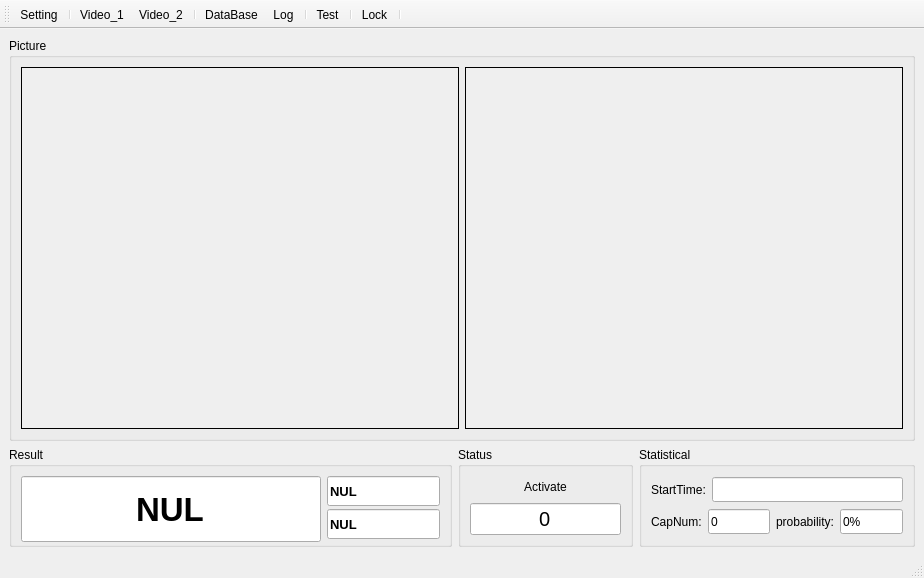
Above: mainwindow.ui from 519984307/ZBYNS before the change. Below: the same form after it.
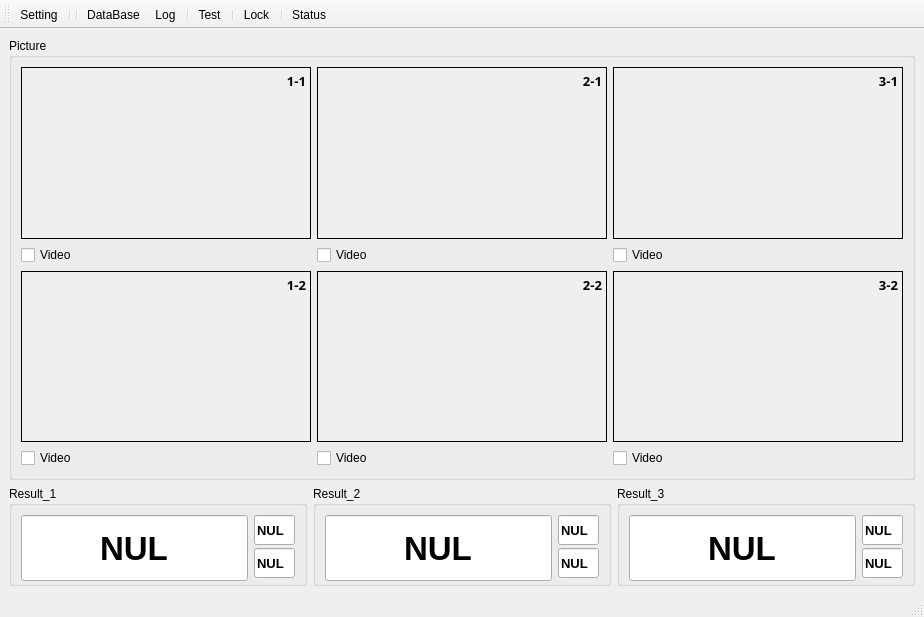
That is the form after the change. Icons and pictures are not drawn.

```diff
--- a/mainwindow.ui
+++ b/mainwindow.ui
@@ -7,7 +7,7 @@
     <x>0</x>
     <y>0</y>
     <width>924</width>
-    <height>578</height>
+    <height>617</height>
    </rect>
   </property>
   <property name="maximumSize">
@@ -24,140 +24,12 @@
     <normaloff>:/new/prefix1/ico/ICO.ico</normaloff>:/new/prefix1/ico/ICO.ico</iconset>
   </property>
   <widget class="QWidget" name="centralwidget">
-   <layout class="QGridLayout" name="gridLayout_4" rowstretch="1,0">
-    <item row="1" column="2">
-     <widget class="QGroupBox" name="groupBox_3">
-      <property name="maximumSize">
-       <size>
-        <width>300</width>
-        <height>16777215</height>
-       </size>
-      </property>
-      <property name="title">
-       <string>Statistical</string>
-      </property>
-      <layout class="QGridLayout" name="gridLayout_3">
-       <item row="0" column="0" colspan="2">
-        <layout class="QHBoxLayout" name="horizontalLayout">
-         <item>
-          <widget class="QLabel" name="label_3">
-           <property name="text">
-            <string>StartTime:</string>
-           </property>
-          </widget>
-         </item>
-         <item>
-          <widget class="QLineEdit" name="lineEdit_4">
-           <property name="minimumSize">
-            <size>
-             <width>0</width>
-             <height>25</height>
-            </size>
-           </property>
-           <property name="readOnly">
-            <bool>true</bool>
-           </property>
-          </widget>
-         </item>
-        </layout>
-       </item>
-       <item row="1" column="0">
-        <layout class="QHBoxLayout" name="horizontalLayout_2">
-         <item>
-          <widget class="QLabel" name="label_4">
-           <property name="text">
-            <string>CapNum:</string>
-           </property>
-          </widget>
-         </item>
-         <item>
-          <widget class="QLineEdit" name="lineEdit_5">
-           <property name="minimumSize">
-            <size>
-             <width>0</width>
-             <height>25</height>
-            </size>
-           </property>
-           <property name="text">
-            <string>0</string>
-           </property>
-           <property name="readOnly">
-            <bool>true</bool>
-           </property>
-          </widget>
-         </item>
-        </layout>
-       </item>
-       <item row="1" column="1">
-        <layout class="QHBoxLayout" name="horizontalLayout_3">
-         <item>
-          <widget class="QLabel" name="label_5">
-           <property name="text">
-            <string>probability:</string>
-           </property>
-          </widget>
-         </item>
-         <item>
-          <widget class="QLineEdit" name="lineEdit_6">
-           <property name="minimumSize">
-            <size>
-             <width>0</width>
-             <height>25</height>
-            </size>
-           </property>
-           <property name="text">
-            <string>0%</string>
-           </property>
-           <property name="readOnly">
-            <bool>true</bool>
-           </property>
-          </widget>
-         </item>
-        </layout>
-       </item>
-      </layout>
-     </widget>
-    </item>
-    <item row="0" column="0" colspan="3">
-     <widget class="QGroupBox" name="groupBox">
-      <property name="title">
-       <string>Picture</string>
-      </property>
-      <layout class="QGridLayout" name="gridLayout" columnminimumwidth="1,1">
-       <item row="0" column="0">
-        <widget class="QLabel" name="label">
-         <property name="autoFillBackground">
-          <bool>true</bool>
-         </property>
-         <property name="frameShape">
-          <enum>QFrame::Panel</enum>
-         </property>
-         <property name="text">
-          <string/>
-         </property>
-        </widget>
-       </item>
-       <item row="0" column="1">
-        <widget class="QLabel" name="label_2">
-         <property name="autoFillBackground">
-          <bool>true</bool>
-         </property>
-         <property name="frameShape">
-          <enum>QFrame::Panel</enum>
-         </property>
-         <property name="text">
-          <string/>
-         </property>
-        </widget>
-       </item>
-      </layout>
-     </widget>
-    </item>
+   <layout class="QGridLayout" name="gridLayout_7">
     <item row="1" column="0">
      <widget class="QGroupBox" name="groupBox_2">
       <property name="minimumSize">
        <size>
-        <width>400</width>
+        <width>0</width>
         <height>0</height>
        </size>
       </property>
@@ -168,7 +40,7 @@
        </size>
       </property>
       <property name="title">
-       <string>Result</string>
+       <string>Result_1</string>
       </property>
       <layout class="QGridLayout" name="gridLayout_2">
        <item row="0" column="0">
@@ -249,45 +121,419 @@
       </layout>
      </widget>
     </item>
+    <item row="1" column="2">
+     <widget class="QGroupBox" name="groupBox_6">
+      <property name="minimumSize">
+       <size>
+        <width>0</width>
+        <height>0</height>
+       </size>
+      </property>
+      <property name="maximumSize">
+       <size>
+        <width>16777215</width>
+        <height>100</height>
+       </size>
+      </property>
+      <property name="title">
+       <string>Result_3</string>
+      </property>
+      <layout class="QGridLayout" name="gridLayout_6">
+       <item row="0" column="0">
+        <layout class="QHBoxLayout" name="horizontalLayout_12">
+         <item>
+          <widget class="QLineEdit" name="lineEdit_11">
+           <property name="minimumSize">
+            <size>
+             <width>0</width>
+             <height>66</height>
+            </size>
+           </property>
+           <property name="font">
+            <font>
+             <pointsize>25</pointsize>
+             <weight>75</weight>
+             <bold>true</bold>
+            </font>
+           </property>
+           <property name="text">
+            <string>NUL</string>
+           </property>
+           <property name="alignment">
+            <set>Qt::AlignCenter</set>
+           </property>
+           <property name="readOnly">
+            <bool>true</bool>
+           </property>
+          </widget>
+         </item>
+         <item>
+          <layout class="QVBoxLayout" name="verticalLayout_3">
+           <item>
+            <widget class="QLineEdit" name="lineEdit_12">
+             <property name="minimumSize">
+              <size>
+               <width>0</width>
+               <height>30</height>
+              </size>
+             </property>
+             <property name="font">
+              <font>
+               <pointsize>10</pointsize>
+               <weight>75</weight>
+               <italic>false</italic>
+               <bold>true</bold>
+              </font>
+             </property>
+             <property name="text">
+              <string>NUL</string>
+             </property>
+            </widget>
+           </item>
+           <item>
+            <widget class="QLineEdit" name="lineEdit_13">
+             <property name="minimumSize">
+              <size>
+               <width>0</width>
+               <height>30</height>
+              </size>
+             </property>
+             <property name="font">
+              <font>
+               <pointsize>10</pointsize>
+               <weight>75</weight>
+               <bold>true</bold>
+              </font>
+             </property>
+             <property name="text">
+              <string>NUL</string>
+             </property>
+            </widget>
+           </item>
+          </layout>
+         </item>
+        </layout>
+       </item>
+      </layout>
+     </widget>
+    </item>
+    <item row="0" column="0" colspan="3">
+     <widget class="QGroupBox" name="groupBox">
+      <property name="title">
+       <string>Picture</string>
+      </property>
+      <layout class="QGridLayout" name="gridLayout" rowstretch="1,0,1,0">
+       <item row="0" column="0">
+        <widget class="QLabel" name="label">
+         <property name="font">
+          <font>
+           <family>Adobe 宋体 Std L</family>
+           <pointsize>10</pointsize>
+           <weight>75</weight>
+           <italic>false</italic>
+           <bold>true</bold>
+          </font>
+         </property>
+         <property name="autoFillBackground">
+          <bool>true</bool>
+         </property>
+         <property name="frameShape">
+          <enum>QFrame::Panel</enum>
+         </property>
+         <property name="text">
+          <string>1-1</string>
+         </property>
+         <property name="alignment">
+          <set>Qt::AlignRight|Qt::AlignTop|Qt::AlignTrailing</set>
+         </property>
+        </widget>
+       </item>
+       <item row="0" column="1">
+        <widget class="QLabel" name="label_2">
+         <property name="font">
+          <font>
+           <family>Adobe 宋体 Std L</family>
+           <pointsize>10</pointsize>
+           <weight>75</weight>
+           <italic>false</italic>
+           <bold>true</bold>
+          </font>
+         </property>
+         <property name="autoFillBackground">
+          <bool>true</bool>
+         </property>
+         <property name="frameShape">
+          <enum>QFrame::Panel</enum>
+         </property>
+         <property name="text">
+          <string>2-1</string>
+         </property>
+         <property name="alignment">
+          <set>Qt::AlignRight|Qt::AlignTop|Qt::AlignTrailing</set>
+         </property>
+        </widget>
+       </item>
+       <item row="0" column="2">
+        <widget class="QLabel" name="label_9">
+         <property name="font">
+          <font>
+           <family>Adobe 宋体 Std L</family>
+           <pointsize>10</pointsize>
+           <weight>75</weight>
+           <italic>false</italic>
+           <bold>true</bold>
+          </font>
+         </property>
+         <property name="autoFillBackground">
+          <bool>true</bool>
+         </property>
+         <property name="frameShape">
+          <enum>QFrame::Panel</enum>
+         </property>
+         <property name="text">
+          <string>3-1</string>
+         </property>
+         <property name="alignment">
+          <set>Qt::AlignRight|Qt::AlignTop|Qt::AlignTrailing</set>
+         </property>
+        </widget>
+       </item>
+       <item row="1" column="0">
+        <layout class="QHBoxLayout" name="horizontalLayout_5">
+         <item>
+          <widget class="QCheckBox" name="checkBox">
+           <property name="text">
+            <string>Video</string>
+           </property>
+          </widget>
+         </item>
+        </layout>
+       </item>
+       <item row="1" column="1">
+        <layout class="QHBoxLayout" name="horizontalLayout_6">
+         <item>
+          <widget class="QCheckBox" name="checkBox_2">
+           <property name="text">
+            <string>Video</string>
+           </property>
+          </widget>
+         </item>
+        </layout>
+       </item>
+       <item row="1" column="2">
+        <layout class="QHBoxLayout" name="horizontalLayout_7">
+         <item>
+          <widget class="QCheckBox" name="checkBox_3">
+           <property name="text">
+            <string>Video</string>
+           </property>
+          </widget>
+         </item>
+        </layout>
+       </item>
+       <item row="2" column="0">
+        <widget class="QLabel" name="label_7">
+         <property name="font">
+          <font>
+           <family>Adobe 宋体 Std L</family>
+           <pointsize>10</pointsize>
+           <weight>75</weight>
+           <italic>false</italic>
+           <bold>true</bold>
+          </font>
+         </property>
+         <property name="autoFillBackground">
+          <bool>true</bool>
+         </property>
+         <property name="frameShape">
+          <enum>QFrame::Panel</enum>
+         </property>
+         <property name="text">
+          <string>1-2</string>
+         </property>
+         <property name="alignment">
+          <set>Qt::AlignRight|Qt::AlignTop|Qt::AlignTrailing</set>
+         </property>
+        </widget>
+       </item>
+       <item row="2" column="1">
+        <widget class="QLabel" name="label_8">
+         <property name="font">
+          <font>
+           <family>Adobe 宋体 Std L</family>
+           <pointsize>10</pointsize>
+           <weight>75</weight>
+           <italic>false</italic>
+           <bold>true</bold>
+          </font>
+         </property>
+         <property name="autoFillBackground">
+          <bool>true</bool>
+         </property>
+         <property name="frameShape">
+          <enum>QFrame::Panel</enum>
+         </property>
+         <property name="text">
+          <string>2-2</string>
+         </property>
+         <property name="alignment">
+          <set>Qt::AlignRight|Qt::AlignTop|Qt::AlignTrailing</set>
+         </property>
+        </widget>
+       </item>
+       <item row="2" column="2">
+        <widget class="QLabel" name="label_10">
+         <property name="font">
+          <font>
+           <family>Adobe 宋体 Std L</family>
+           <pointsize>10</pointsize>
+           <weight>75</weight>
+           <italic>false</italic>
+           <bold>true</bold>
+          </font>
+         </property>
+         <property name="autoFillBackground">
+          <bool>true</bool>
+         </property>
+         <property name="frameShape">
+          <enum>QFrame::Panel</enum>
+         </property>
+         <property name="text">
+          <string>3-2</string>
+         </property>
+         <property name="alignment">
+          <set>Qt::AlignRight|Qt::AlignTop|Qt::AlignTrailing</set>
+         </property>
+        </widget>
+       </item>
+       <item row="3" column="0">
+        <layout class="QHBoxLayout" name="horizontalLayout_8">
+         <item>
+          <widget class="QCheckBox" name="checkBox_4">
+           <property name="text">
+            <string>Video</string>
+           </property>
+          </widget>
+         </item>
+        </layout>
+       </item>
+       <item row="3" column="1">
+        <layout class="QHBoxLayout" name="horizontalLayout_9">
+         <item>
+          <widget class="QCheckBox" name="checkBox_5">
+           <property name="text">
+            <string>Video</string>
+           </property>
+          </widget>
+         </item>
+        </layout>
+       </item>
+       <item row="3" column="2">
+        <layout class="QHBoxLayout" name="horizontalLayout_10">
+         <item>
+          <widget class="QCheckBox" name="checkBox_6">
+           <property name="text">
+            <string>Video</string>
+           </property>
+          </widget>
+         </item>
+        </layout>
+       </item>
+      </layout>
+     </widget>
+    </item>
     <item row="1" column="1">
-     <widget class="QGroupBox" name="groupBox_4">
+     <widget class="QGroupBox" name="groupBox_5">
+      <property name="minimumSize">
+       <size>
+        <width>0</width>
+        <height>0</height>
+       </size>
+      </property>
       <property name="maximumSize">
        <size>
-        <width>200</width>
-        <height>16777215</height>
+        <width>16777215</width>
+        <height>100</height>
        </size>
       </property>
       <property name="title">
-       <string>Status</string>
+       <string>Result_2</string>
       </property>
-      <layout class="QGridLayout" name="gridLayout_5">
+      <layout class="QGridLayout" name="gridLayout_4">
        <item row="0" column="0">
-        <widget class="QLabel" name="label_6">
-         <property name="text">
-          <string>Activate</string>
-         </property>
-         <property name="alignment">
-          <set>Qt::AlignCenter</set>
-         </property>
-        </widget>
-       </item>
-       <item row="1" column="0">
-        <widget class="QLineEdit" name="lineEdit_7">
-         <property name="font">
-          <font>
-           <pointsize>15</pointsize>
-          </font>
-         </property>
-         <property name="text">
-          <string>0</string>
-         </property>
-         <property name="alignment">
-          <set>Qt::AlignCenter</set>
-         </property>
-         <property name="readOnly">
-          <bool>true</bool>
-         </property>
-        </widget>
+        <layout class="QHBoxLayout" name="horizontalLayout_11">
+         <item>
+          <widget class="QLineEdit" name="lineEdit_8">
+           <property name="minimumSize">
+            <size>
+             <width>0</width>
+             <height>66</height>
+            </size>
+           </property>
+           <property name="font">
+            <font>
+             <pointsize>25</pointsize>
+             <weight>75</weight>
+             <bold>true</bold>
+            </font>
+           </property>
+           <property name="text">
+            <string>NUL</string>
+           </property>
+           <property name="alignment">
+            <set>Qt::AlignCenter</set>
+           </property>
+           <property name="readOnly">
+            <bool>true</bool>
+           </property>
+          </widget>
+         </item>
+         <item>
+          <layout class="QVBoxLayout" name="verticalLayout_2">
+           <item>
+            <widget class="QLineEdit" name="lineEdit_9">
+             <property name="minimumSize">
+              <size>
+               <width>0</width>
+               <height>30</height>
+              </size>
+             </property>
+             <property name="font">
+              <font>
+               <pointsize>10</pointsize>
+               <weight>75</weight>
+               <italic>false</italic>
+               <bold>true</bold>
+              </font>
+             </property>
+             <property name="text">
+              <string>NUL</string>
+             </property>
+            </widget>
+           </item>
+           <item>
+            <widget class="QLineEdit" name="lineEdit_10">
+             <property name="minimumSize">
+              <size>
+               <width>0</width>
+               <height>30</height>
+              </size>
+             </property>
+             <property name="font">
+              <font>
+               <pointsize>10</pointsize>
+               <weight>75</weight>
+               <bold>true</bold>
+              </font>
+             </property>
+             <property name="text">
+              <string>NUL</string>
+             </property>
+            </widget>
+           </item>
+          </layout>
+         </item>
+        </layout>
        </item>
       </layout>
      </widget>
@@ -316,8 +562,6 @@
    </attribute>
    <addaction name="actionSetting"/>
    <addaction name="separator"/>
-   <addaction name="actionVideo_1"/>
-   <addaction name="actionVideo_2"/>
    <addaction name="separator"/>
    <addaction name="actionDataBase"/>
    <addaction name="actionLog"/>
@@ -326,6 +570,7 @@
    <addaction name="separator"/>
    <addaction name="actionLock"/>
    <addaction name="separator"/>
+   <addaction name="actionStatus"/>
   </widget>
   <action name="actionSetting">
    <property name="icon">
```
Left out of the diff: 7 changed lines with no effect on the pictures.
